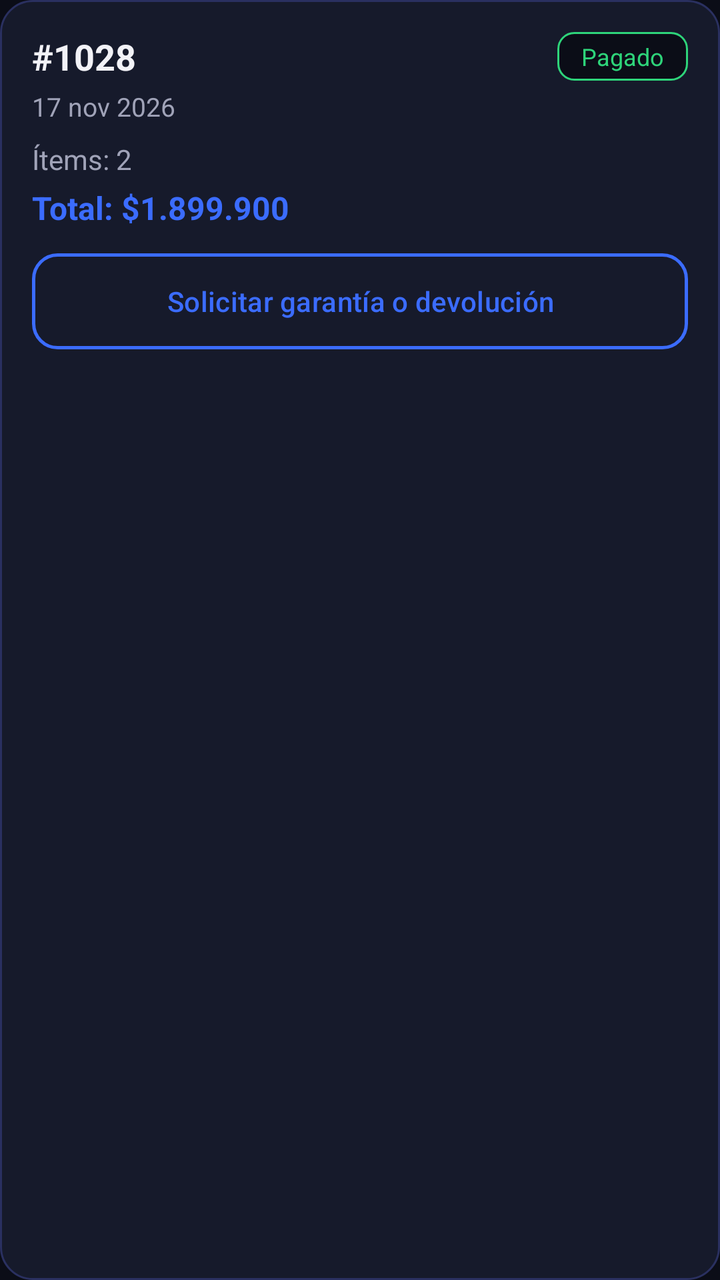
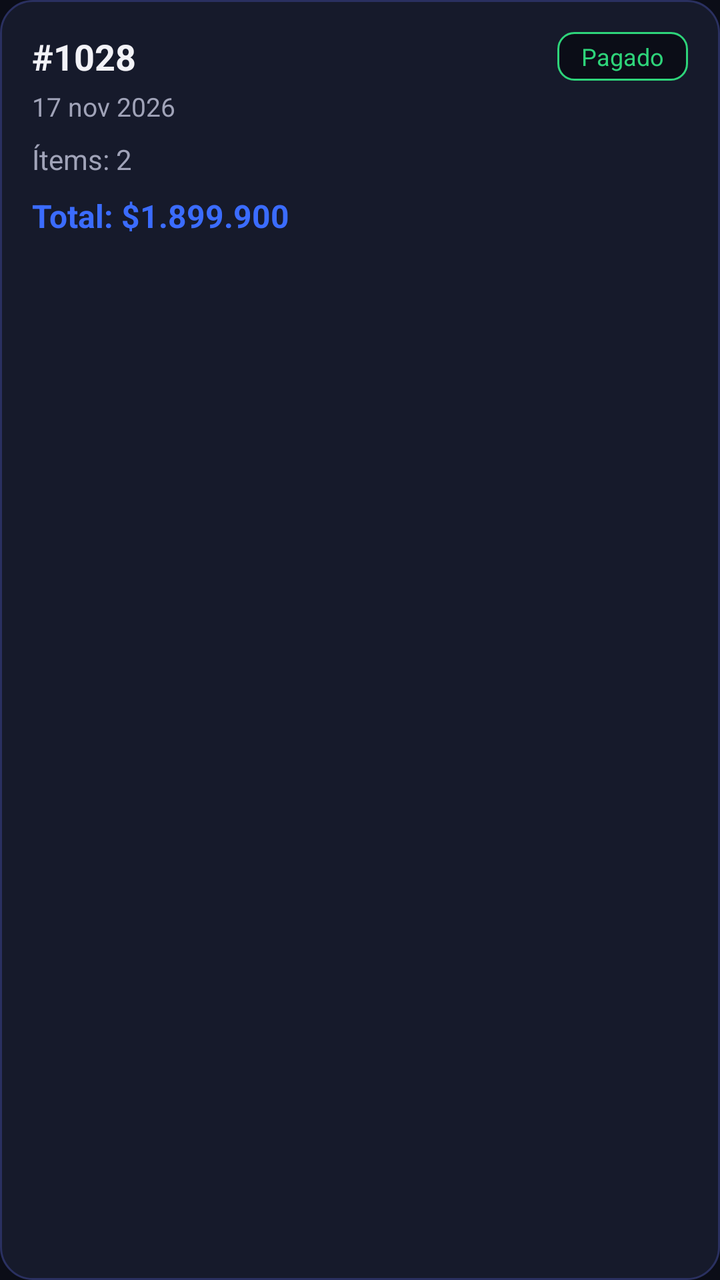

Before-and-after screenshots of an Android layout around one commit, followed by the original layout XML and the change that was made.
<!-- AndroidManifest.xml: application theme Theme.BacanoGaming -->
<!-- res/layout/item_order.xml -->
<?xml version="1.0" encoding="utf-8"?>
<LinearLayout xmlns:android="http://schemas.android.com/apk/res/android"
    xmlns:app="http://schemas.android.com/apk/res-auto"
    android:layout_width="match_parent"
    android:layout_height="wrap_content"
    android:layout_marginBottom="12dp"
    android:background="@drawable/bg_card"
    android:orientation="vertical"
    android:padding="16dp">

    <LinearLayout
        android:layout_width="match_parent"
        android:layout_height="wrap_content"
        android:gravity="center_vertical"
        android:orientation="horizontal">

        <TextView
            android:id="@+id/tvPedidoId"
            android:layout_width="0dp"
            android:layout_height="wrap_content"
            android:layout_weight="1"
            android:text="@string/order_sample_id"
            android:textColor="@color/text_primary"
            android:textSize="18sp"
            android:textStyle="bold" />

        <TextView
            android:id="@+id/tvEstado"
            android:layout_width="wrap_content"
            android:layout_height="wrap_content"
            android:background="@drawable/bg_badge_paid"
            android:paddingHorizontal="12dp"
            android:paddingVertical="4dp"
            android:text="@string/order_status_paid"
            android:textColor="@color/status_paid"
            android:textSize="12sp" />
    </LinearLayout>

    <TextView
        android:layout_width="wrap_content"
        android:layout_height="wrap_content"
        android:layout_marginTop="4dp"
        android:text="@string/order_sample_date"
        android:textColor="@color/text_secondary"
        android:textSize="13sp" />

    <TextView
        android:layout_width="wrap_content"
        android:layout_height="wrap_content"
        android:layout_marginTop="8dp"
        android:text="@string/order_sample_items"
        android:textColor="@color/text_secondary"
        android:textSize="14sp" />

    <TextView
        android:layout_width="wrap_content"
        android:layout_height="wrap_content"
        android:layout_marginTop="4dp"
        android:text="@string/order_sample_total"
        android:textColor="@color/primary_blue"
        android:textSize="16sp"
        android:textStyle="bold" />

    <Button
        android:id="@+id/btnGarantia"
        android:layout_width="match_parent"
        android:layout_height="48dp"
        android:layout_marginTop="12dp"
        android:background="@drawable/bg_button_outline"
        android:text="@string/order_warranty_button"
        android:textAllCaps="false"
        android:textColor="@color/primary_blue"
        android:textSize="14sp"
        app:backgroundTint="@null" />
</LinearLayout>
<!-- resources referenced by this layout -->
<resources>
  <color name="primary_blue">#3B6CFF</color>
  <color name="status_paid">#2ED47A</color>
  <color name="text_primary">#F2F2F7</color>
  <color name="text_secondary">#A0A3B8</color>
  <!-- drawable bg_badge_paid (drawable) -->
  <?xml version="1.0" encoding="utf-8"?>
  <shape xmlns:android="http://schemas.android.com/apk/res/android"
      android:shape="rectangle">
      <solid android:color="@color/bg_black" />
      <stroke
          android:width="1dp"
          android:color="@color/status_paid" />
      <corners android:radius="8dp" />
  </shape>
  <!-- drawable bg_button_outline (drawable) -->
  <?xml version="1.0" encoding="utf-8"?>
  <shape xmlns:android="http://schemas.android.com/apk/res/android"
      android:shape="rectangle">
      <solid android:color="@android:color/transparent" />
      <stroke
          android:width="1.5dp"
          android:color="@color/primary_blue" />
      <corners android:radius="12dp" />
  </shape>
  <!-- drawable bg_card (drawable) -->
  <?xml version="1.0" encoding="utf-8"?>
  <shape xmlns:android="http://schemas.android.com/apk/res/android"
      android:shape="rectangle">
      <solid android:color="@color/surface_dark" />
      <stroke
          android:width="1dp"
          android:color="@color/surface_border" />
      <corners android:radius="16dp" />
  </shape>
  <string name="order_sample_date">17 nov 2026</string>
  <string name="order_sample_id">#1028</string>
  <string name="order_sample_items">Ítems: 2</string>
  <string name="order_sample_total">Total: $1.899.900</string>
  <string name="order_status_paid">Pagado</string>
  <string name="order_warranty_button">Solicitar garantía o devolución</string>
  <style name="Theme.BacanoGaming" parent="Base.Theme.BacanoGaming" />
  <color name="bg_black">#0B0D17</color>
  <color name="surface_dark">#161A2B</color>
  <color name="surface_border">#2A3060</color>
  <style name="Base.Theme.BacanoGaming" parent="Theme.Material3.DayNight.NoActionBar">
          <item name="colorPrimary">@color/primary_blue</item>
          <item name="colorOnPrimary">@color/white</item>
          <item name="colorSecondary">@color/accent_purple</item>
          <item name="colorOnSecondary">@color/white</item>
          <item name="colorSurface">@color/surface_dark</item>
          <item name="colorOnSurface">@color/text_primary</item>
          <item name="android:windowBackground">@color/bg_black</item>
          <item name="android:statusBarColor">@color/bg_black</item>
          <item name="android:navigationBarColor">@color/bg_black</item>
      </style>
  <color name="white">#FFFFFF</color>
  <color name="accent_purple">#7B4DFF</color>
</resources>

<!-- the commit's change to res/layout/item_order.xml (unified diff, before → after) -->
@@ -1,6 +1,5 @@
 <?xml version="1.0" encoding="utf-8"?>
 <LinearLayout xmlns:android="http://schemas.android.com/apk/res/android"
-    xmlns:app="http://schemas.android.com/apk/res-auto"
     android:layout_width="match_parent"
     android:layout_height="wrap_content"
     android:layout_marginBottom="12dp"
@@ -37,6 +36,7 @@
     </LinearLayout>
 
     <TextView
+        android:id="@+id/tvFechaPedido"
         android:layout_width="wrap_content"
         android:layout_height="wrap_content"
         android:layout_marginTop="4dp"
@@ -45,7 +45,8 @@
         android:textSize="13sp" />
 
     <TextView
-        android:layout_width="wrap_content"
+        android:id="@+id/tvItemsPedido"
+        android:layout_width="match_parent"
         android:layout_height="wrap_content"
         android:layout_marginTop="8dp"
         android:text="@string/order_sample_items"
@@ -53,23 +54,12 @@
         android:textSize="14sp" />
 
     <TextView
+        android:id="@+id/tvTotalPedido"
         android:layout_width="wrap_content"
         android:layout_height="wrap_content"
-        android:layout_marginTop="4dp"
+        android:layout_marginTop="8dp"
         android:text="@string/order_sample_total"
         android:textColor="@color/primary_blue"
         android:textSize="16sp"
         android:textStyle="bold" />
-
-    <Button
-        android:id="@+id/btnGarantia"
-        android:layout_width="match_parent"
-        android:layout_height="48dp"
-        android:layout_marginTop="12dp"
-        android:background="@drawable/bg_button_outline"
-        android:text="@string/order_warranty_button"
-        android:textAllCaps="false"
-        android:textColor="@color/primary_blue"
-        android:textSize="14sp"
-        app:backgroundTint="@null" />
 </LinearLayout>
<!-- resource entries referenced after the edit -->
@@ -14,16 +14,6 @@
           android:color="@color/status_paid" />
       <corners android:radius="8dp" />
   </shape>
-  <!-- drawable bg_button_outline (drawable) -->
-  <?xml version="1.0" encoding="utf-8"?>
-  <shape xmlns:android="http://schemas.android.com/apk/res/android"
-      android:shape="rectangle">
-      <solid android:color="@android:color/transparent" />
-      <stroke
-          android:width="1.5dp"
-          android:color="@color/primary_blue" />
-      <corners android:radius="12dp" />
-  </shape>
   <!-- drawable bg_card (drawable) -->
   <?xml version="1.0" encoding="utf-8"?>
   <shape xmlns:android="http://schemas.android.com/apk/res/android"
@@ -39,7 +29,6 @@
   <string name="order_sample_items">Ítems: 2</string>
   <string name="order_sample_total">Total: $1.899.900</string>
   <string name="order_status_paid">Pagado</string>
-  <string name="order_warranty_button">Solicitar garantía o devolución</string>
   <style name="Theme.BacanoGaming" parent="Base.Theme.BacanoGaming" />
   <color name="bg_black">#0B0D17</color>
   <color name="surface_dark">#161A2B</color>
